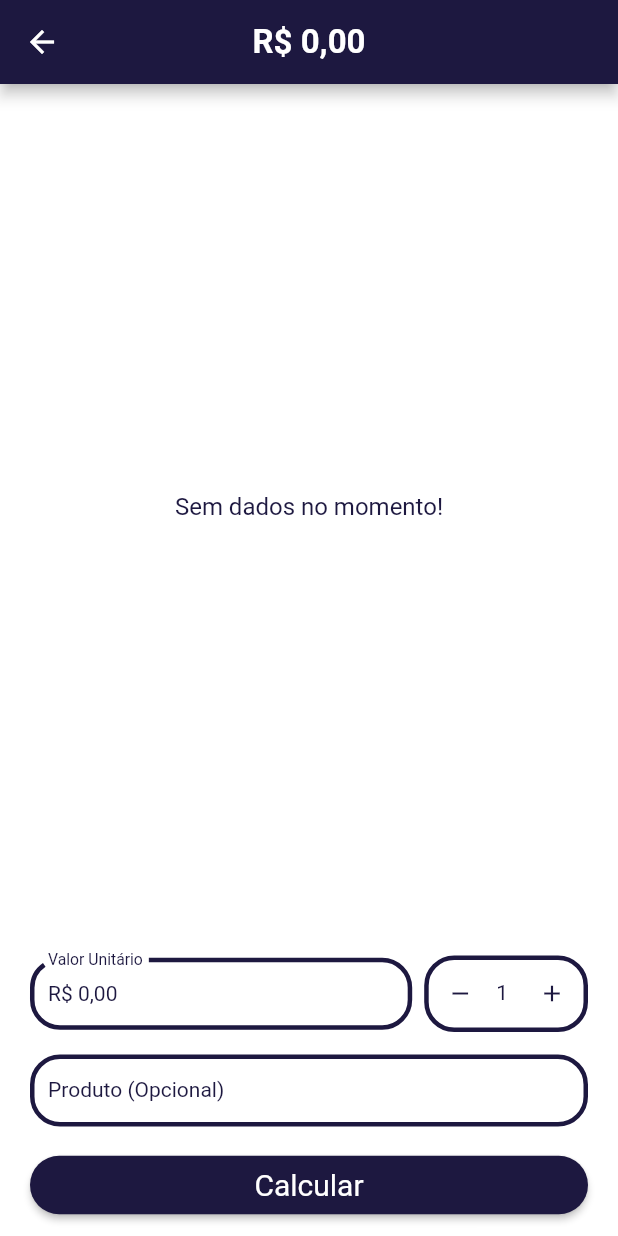
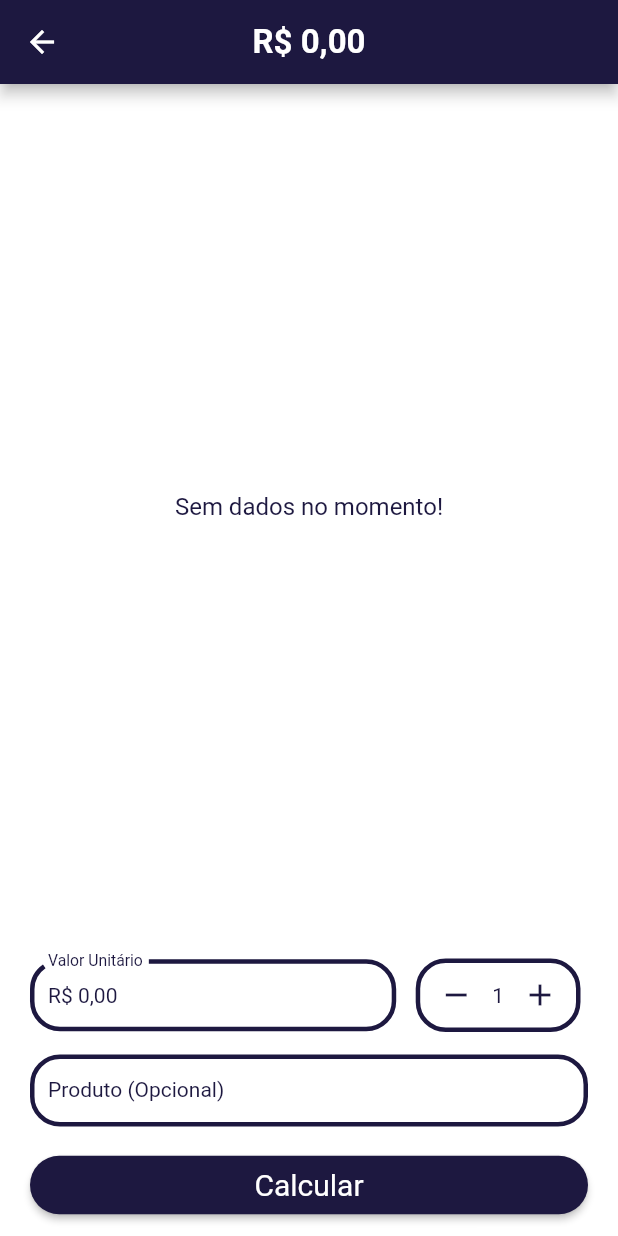
Before and after one commit to yurilima7/Somador-de-Compras, a Flutter app: the Home screen opened by its route, on a phone screen of 412 x 824 dp. Run offline on Flutter 3.47's test engine with Material 2 defaults, Android fonts, the light colour scheme and no system bars; our stand-ins replace brasil_fields; missing offline and left inert: validatorless.

Commit message:
Alterações

```diff
--- a/total_compras/lib/App/Core/Widgets/form_input.dart
+++ b/total_compras/lib/App/Core/Widgets/form_input.dart
@@ -7,7 +7,7 @@ import 'package:total_compras/App/Core/Styles/button_styles.dart';
 import 'package:total_compras/App/Core/Styles/colors_styles.dart';
 import 'package:total_compras/App/Core/Styles/text_styles.dart';
 import 'package:total_compras/App/Core/Utils/messages.dart';
-import 'package:total_compras/App/Core/Widgets/icon_form.dart';
+import 'package:total_compras/App/Core/Widgets/quantity_form.dart';
 import 'package:total_compras/App/Models/purchase.dart';
 import 'package:validatorless/validatorless.dart';
 
@@ -39,7 +39,6 @@ class _FormInputState extends State<FormInput> {
               Row(
                 children: [
                   Expanded(
-                    flex: 7,
                     child: TextFormField(
                       style: context.textStyles.regular,
                       controller: priceEC,
@@ -60,25 +59,11 @@ class _FormInputState extends State<FormInput> {
 
                   const SizedBox(width: 8,),
 
-                  Expanded(
-                    flex: 3,
-                    child: TextFormField(
-                      readOnly: true,
-                      textAlign: TextAlign.center,
-
-                      decoration: InputDecoration(
-                        labelText: '${purchase.quantity}',
-                        hintText: '${purchase.quantity}',
-                        floatingLabelBehavior: FloatingLabelBehavior.never,
-                        prefixIcon: IconForm(action: () => purchase.dec(), icon: Icons.remove),
-                        suffixIcon: IconForm(action: () => purchase.inc(), icon: Icons.add),
-                      ),
-                    ),
-                  ),
+                  const QuantityForm()
                 ],
               ),
 
-              const SizedBox(height: 15,),
+              const SizedBox(height: 15),
 
               TextFormField(
                 style: context.textStyles.regular,
--- /dev/null
+++ b/total_compras/lib/App/Core/Widgets/quantity_form.dart
@@ -0,0 +1,48 @@
+import 'package:flutter/material.dart';
+import 'package:provider/provider.dart';
+import 'package:total_compras/App/Controllers/purchase_provider_impl.dart';
+import 'package:total_compras/App/Core/Styles/colors_styles.dart';
+import 'package:total_compras/App/Core/Styles/text_styles.dart';
+import 'package:total_compras/App/Core/Widgets/icon_form.dart';
+
+class QuantityForm extends StatelessWidget {
+  const QuantityForm({super.key});
+
+  @override
+  Widget build(BuildContext context) {
+    return Consumer<PurchaseProviderImpl>(
+      builder: (context, purchase, child) => Container(
+        constraints: const BoxConstraints.tightFor(height: 49),
+
+        margin: const EdgeInsets.only(
+          left: 5.0,
+          right: 5.0,
+        ),
+
+        decoration: BoxDecoration(
+          border: Border.all(
+            color: ColorsStyles.secundary,
+            width: 3.0,
+          ),
+
+          borderRadius: const BorderRadius.all(
+            Radius.circular(20.0),
+          ),
+        ),
+
+        child: Row(
+          children: [
+            IconForm(action: () => purchase.dec(), icon: Icons.remove),
+
+            Text(
+              '${purchase.quantity}',
+              style: context.textStyles.regular,
+            ),
+
+            IconForm(action: () => purchase.inc(), icon: Icons.add),
+          ],
+        ),
+      ),
+    );
+  }
+}
--- a/total_compras/lib/App/Screens/HomeScreen/home.dart
+++ b/total_compras/lib/App/Screens/HomeScreen/home.dart
@@ -56,6 +56,7 @@ class Home extends StatelessWidget {
 
                               child: Padding(
                                 padding: const EdgeInsets.all(8.0),
+
                                 child: Container(
                                   color: ColorsStyles.delete,
                                   child: Icon(Icons.delete, color: ColorsStyles.primary,),
```
Also changed, not shown: total_compras/pubspec.lock, 1 other file.
